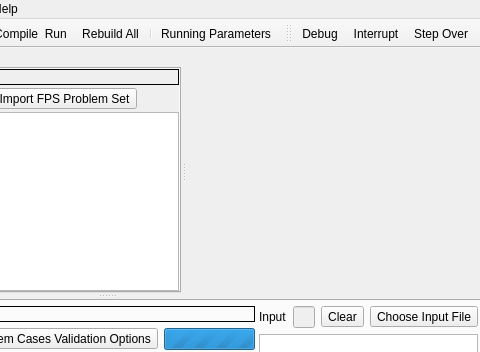
Before: the Qt Designer form RedPandaIDE/mainwindow.ui in royqh1979/RedPanda-CPP, drawn with Qt 5; both pictures show x 587 to 1067 and y 0 to 352 of the 1388 by 619 pixel window.
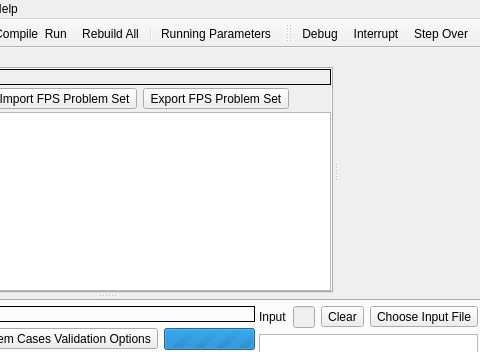
After: the same form once the commit is applied. Icons and pictures are not drawn. Custom widgets are drawn as their Qt base class.

Commit message: - enhancement: Export FPS (free problem set) files.

```diff
--- a/RedPandaIDE/mainwindow.ui
+++ b/RedPandaIDE/mainwindow.ui
@@ -850,6 +850,17 @@
            </property>
           </widget>
          </item>
+         <item>
+          <widget class="QToolButton" name="btnExportFPS">
+           <property name="text">
+            <string>Export FPS Problem Set</string>
+           </property>
+           <property name="icon">
+            <iconset resource="icons.qrc">
+             <normaloff>:/icons/images/newlook24/052-next.png</normaloff>:/icons/images/newlook24/052-next.png</iconset>
+           </property>
+          </widget>
+         </item>
          <item>
           <spacer name="horizontalSpacer_3">
            <property name="orientation">
```
Left out of the diff: 2 changed lines with no effect on the pictures. The commit also changes 9 other files.
